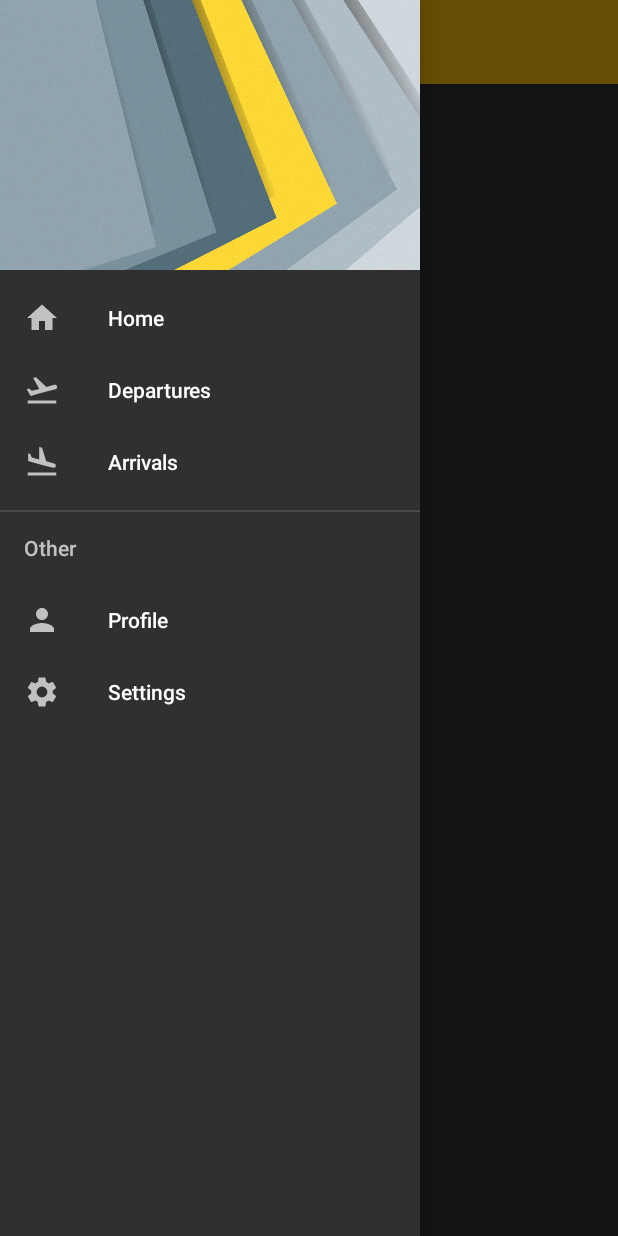
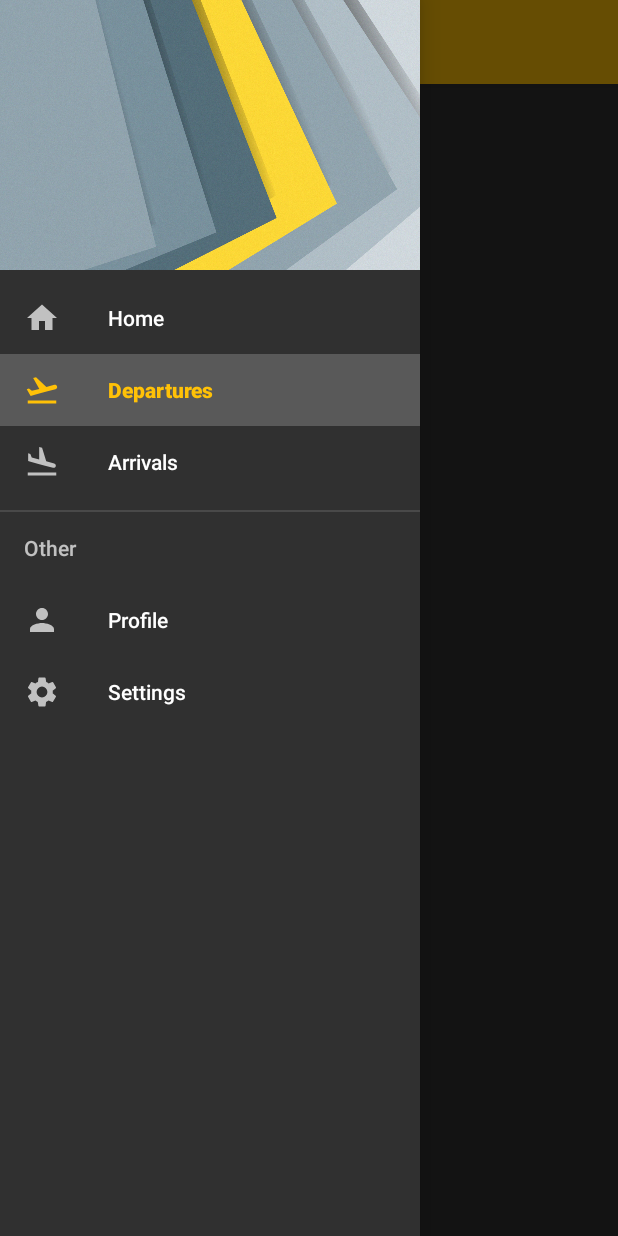
Before and after one commit to FranciscoJavierMartin/Demo-navigation-drawer-kotlin, an Android app: the screen it shows after launch (MainActivity), in the side drawer, after a tap on "Departures", on a phone screen of 412 x 824 dp. Run offline under Robolectric (Android 15) with nearby library versions, the phone set to English and light mode, and no system bars.

```diff
--- a/app/src/main/java/com/example/myapplication/MainActivity.kt
+++ b/app/src/main/java/com/example/myapplication/MainActivity.kt
@@ -2,10 +2,13 @@ package com.example.myapplication
 
 import android.support.v7.app.AppCompatActivity
 import android.os.Bundle
+import android.support.design.widget.NavigationView
+import android.support.v7.app.ActionBarDrawerToggle
 import android.support.v7.widget.Toolbar
+import android.view.MenuItem
 import kotlinx.android.synthetic.main.activity_main.*
 
-class MainActivity : AppCompatActivity() {
+class MainActivity : AppCompatActivity(), NavigationView.OnNavigationItemSelectedListener {
 
     private var _toolbar: Toolbar? = null
 
@@ -13,6 +16,20 @@ class MainActivity : AppCompatActivity() {
         super.onCreate(savedInstanceState)
         setContentView(R.layout.activity_main)
         toolbarToLoad(toolbar as Toolbar)
+        setNavDrawer()
+    }
+
+    override fun onNavigationItemSelected(item: MenuItem): Boolean {
+        return true
+    }
+
+    private fun setNavDrawer(){
+        val toggle = ActionBarDrawerToggle(this, drawerLayout, _toolbar, R.string.open_drawer, R.string.close_drawer)
+        toggle.isDrawerIndicatorEnabled = true
+        drawerLayout.addDrawerListener(toggle)
+        toggle.syncState()
+
+        navView.setNavigationItemSelectedListener(this)
     }
 
     private fun toolbarToLoad(toolbar: Toolbar?){
--- a/app/src/main/res/layout/activity_main.xml
+++ b/app/src/main/res/layout/activity_main.xml
@@ -4,6 +4,7 @@
         xmlns:android="http://schemas.android.com/apk/res/android"
         xmlns:tools="http://schemas.android.com/tools"
         xmlns:app="http://schemas.android.com/apk/res-auto"
+        android:id="@+id/drawerLayout"
         android:layout_width="match_parent"
         android:layout_height="match_parent"
         android:fitsSystemWindows="true"
--- a/app/src/main/res/menu/menu_drawer.xml
+++ b/app/src/main/res/menu/menu_drawer.xml
@@ -1,6 +1,12 @@
 <?xml version="1.0" encoding="utf-8"?>
-<menu xmlns:android="http://schemas.android.com/apk/res/android">
-    <group>
+<menu
+        xmlns:android="http://schemas.android.com/apk/res/android"
+        xmlns:tools="http://schemas.android.com/tools"
+        tools:showIn="navigation_view">
+
+    <group
+        android:checkableBehavior="single">
+
         <item
                 android:id="@+id/nav_home"
                 android:icon="@drawable/ic_home"
--- a/app/src/main/res/values/styles.xml
+++ b/app/src/main/res/values/styles.xml
@@ -6,6 +6,8 @@
         <item name="colorPrimary">@color/colorPrimary</item>
         <item name="colorPrimaryDark">@color/colorPrimaryDark</item>
         <item name="colorAccent">@color/colorAccent</item>
+        <item name="android:windowDrawsSystemBarBackgrounds">true</item>
+        <item name="android:statusBarColor">@android:color/transparent</item>
     </style>
 
 </resources>
```
